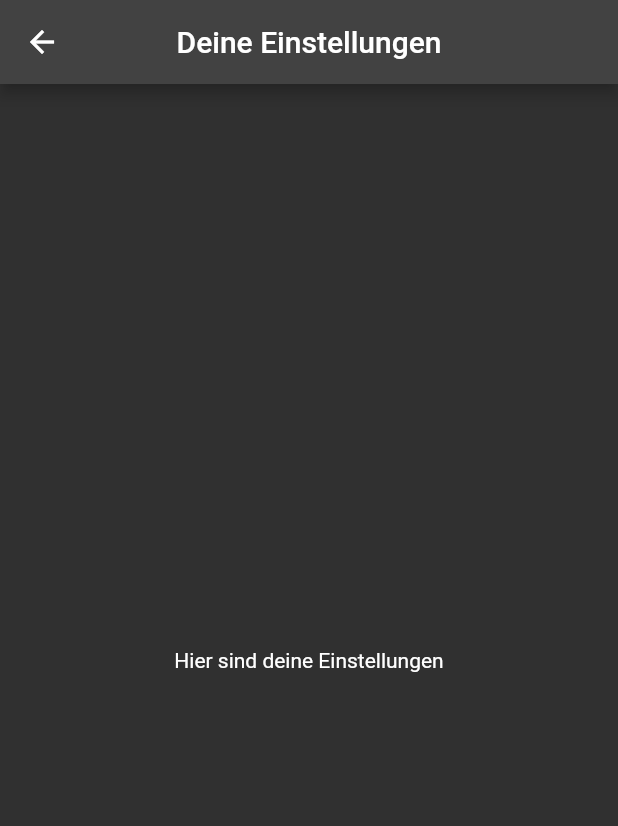
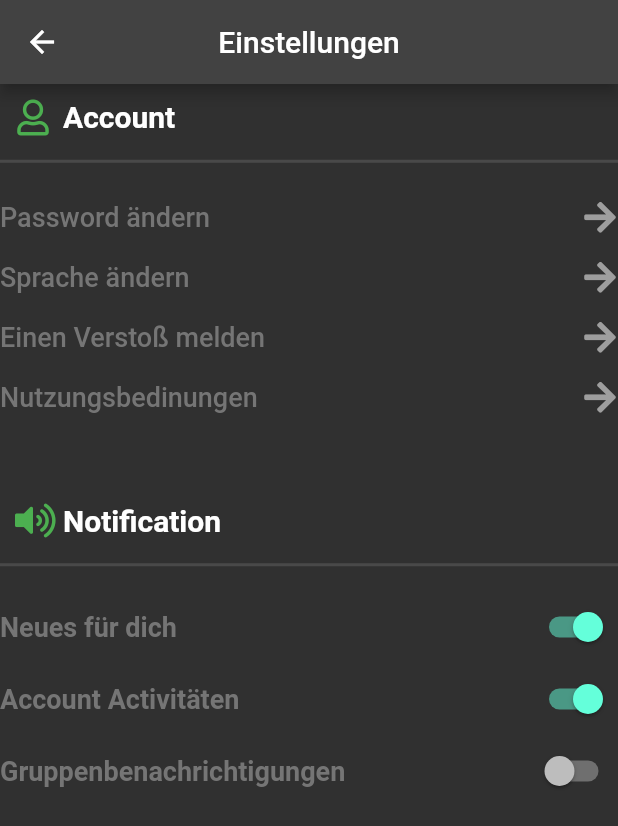
Before and after one commit to amyoe/project_moc, a Flutter app: the Settings screen opened directly, on a phone screen of 412 x 824 dp. Shown: the top 826 px of the screen. Run offline on Flutter 3.47's test engine with Material 2 defaults, Android fonts, the phone set to English and light mode, and no system bars; our stand-ins replace firebase_auth, firebase_core, firebase_storage, font_awesome_flutter, step_progress_indicator; accounts and stored records are empty; Roboto replaces fonts that are missing (Georgia).

Commit message:
Eistellungs View Layout erstellt.

```diff
--- a/lib/layout/homescreen.dart
+++ b/lib/layout/homescreen.dart
@@ -1,3 +1,4 @@
+//Amy Oevermann
 import 'package:project_moc/layout/Compliance/compliance_schulungen.dart';
 import 'package:project_moc/layout/profil.dart';
 import 'package:project_moc/layout/settings.dart';
--- a/lib/layout/login.dart
+++ b/lib/layout/login.dart
@@ -11,7 +11,6 @@ class LoginScreen extends StatelessWidget {
   Widget build(BuildContext context) {
     final TextEditingController emailController = TextEditingController();
     final TextEditingController passwordController = TextEditingController();
-
     final authService = Provider.of<AuthService>(context);
 
     return Scaffold(
--- a/lib/layout/register.dart
+++ b/lib/layout/register.dart
@@ -1,3 +1,4 @@
+//Amy Oevermann
 import 'package:flutter/material.dart';
 import 'package:project_moc/layout/widget.dart';
 import 'package:project_moc/services/auth.dart';
--- a/lib/layout/settings.dart
+++ b/lib/layout/settings.dart
@@ -1,28 +1,132 @@
+//Amy Oevermann
 import 'package:project_moc/layout/widget.dart';
 import 'package:flutter/material.dart';
-import 'package:project_moc/layout/homescreen.dart';
+import 'package:font_awesome_flutter/font_awesome_flutter.dart';
 
-class Settings extends StatelessWidget {
+
+class Settings extends StatefulWidget {
   const Settings({Key? key}) : super(key: key);
+  @override
+  _SettingsState createState() => _SettingsState();
+}
+
+class _SettingsState extends State <Settings> {
 
   @override
   Widget build(BuildContext context) {
-    const title = 'Grid List';
     return Scaffold(
-      appBar: customAppBar("Deine Einstellungen"),
+      appBar: customAppBar("Einstellungen"),
       body: Container(
-        child: Center(
-          child: Padding(
-            padding: EdgeInsets.all(10.0),
-            child: Column(
-              mainAxisAlignment: MainAxisAlignment.center,
-              children: [
-                Text("Hier sind deine Einstellungen"),
-              ],
+        child: ListView(
+          children: [
+            Padding(
+              padding: const EdgeInsets.all(10.0),
+              child: Row(
+                children:[
+                  Icon(FontAwesomeIcons.user, color: Colors.green,
+                  ),
+                  SizedBox(width: 8,),
+                  Text("Account",
+                    style: TextStyle(fontSize: 20, fontWeight: FontWeight.bold),
+                  ),
+                ],
+              ),
             ),
-          ),
+            Divider(height: 15, thickness: 2,
+            ),
+            SizedBox(
+              height: 10,
+            ),
+            buildAccountOptionRow(context, "Password ändern"),
+            buildAccountOptionRow(context, "Sprache ändern"),
+            buildAccountOptionRow(context, "Einen Verstoß melden"),
+            buildAccountOptionRow(context, "Nutzungsbedinungen"),
+            SizedBox( height: 40,),
+            Padding(
+              padding: const EdgeInsets.all(10.0),
+              child: Row(
+                children:[
+                  Icon(FontAwesomeIcons.volumeUp, color: Colors.green,
+                  ),
+                  SizedBox(width: 8,),
+                  Text("Notification",
+                    style: TextStyle(fontSize: 20, fontWeight: FontWeight.bold),
+                  ),
+                ],
+              ),
+            ),
+            Divider(height: 15, thickness: 2,),
+            SizedBox(height: 10,),
+            buildNotificationOptionRow("Neues für dich", true),
+            buildNotificationOptionRow("Account Activitäten", true),
+            buildNotificationOptionRow("Gruppenbenachrichtigungen", false),
+          ],
         ),
       ),
     );
   }
 }
+// Account Optionen ausgelagert, damit man nur einmal schreiben muss und nicht doppelt
+GestureDetector buildAccountOptionRow (BuildContext context, String title){
+  return GestureDetector(
+    onTap: (){
+      showDialog(
+          context: context,
+          builder: (BuildContext context) {
+            return AlertDialog(
+              title: Text(title),
+              content: Column(
+                mainAxisSize: MainAxisSize.min,
+                children: [
+                  Text("Option 1"),
+                  Text("Option 2"),
+                  Text("Option 3"),
+                ],
+              ),
+              actions: [
+                TextButton(
+                    onPressed: () {
+                      Navigator.of(context).pop();
+                    },
+                    child: Text("Schließen")),
+              ],
+            );
+          }
+      );
+    },
+    child: Padding(
+      padding: const EdgeInsets.symmetric(vertical: 8.0),
+      child: Row(
+        mainAxisAlignment: MainAxisAlignment.spaceBetween,
+        children: [
+          Text(title,
+            style: TextStyle(
+              fontSize: 18,
+              fontWeight: FontWeight.w500,
+              color: Colors.grey[600],
+            ),
+          ),
+          Icon(
+            FontAwesomeIcons.arrowRight,
+            color: Colors.grey,
+          ),
+        ],
+      ),
+    ),
+  );
+}
+
+// Benachrichtigungsoptionen ausgelagert, damit man es nur einmal schreiben muss
+Row buildNotificationOptionRow(String title, bool isActive) {
+  return Row(
+    mainAxisAlignment: MainAxisAlignment.spaceBetween,
+    children: [
+      Text(title,
+        style: TextStyle(
+            fontSize: 18, fontWeight: FontWeight.bold, color: Colors.grey[600]
+        ),
+      ),
+      Switch(value: isActive, onChanged: (bool val){},),
+    ],
+  );
+}
--- a/lib/model/quizmodel.dart
+++ b/lib/model/quizmodel.dart
@@ -1,3 +1,4 @@
+//Amy Oevermann
 // Klasse, in der die Fragen angezeigt werden
 class QuizModel {
   String question;
--- a/lib/services/auth.dart
+++ b/lib/services/auth.dart
@@ -1,3 +1,4 @@
+//Amy Oevermann
 import 'package:firebase_auth/firebase_auth.dart';
 import 'package:firebase_auth/firebase_auth.dart' as auth;
 import 'package:project_moc/model/user.dart';
--- a/pubspec.yaml
+++ b/pubspec.yaml
@@ -37,6 +37,7 @@ dependencies:
   firebase_database: ^9.0.3
   firebase_auth: ^3.3.3
   provider: ^6.0.1
+  flutter_settings_screens: ^0.3.2-null-safety
 
 
   # The following adds the Cupertino Icons font to your application.
```
Also changed, not shown: lib/layout/widget.dart (+21 -3 lines), pubspec.lock, 1 other file.
